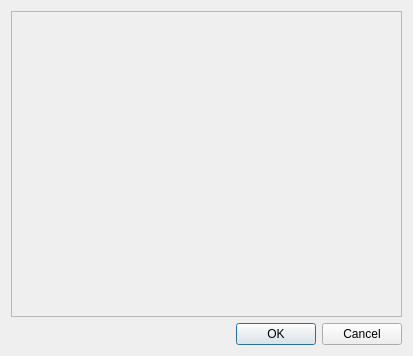
Before: the Qt Designer form src/languageSelector.ui in Fantazzj/MS-office-installer-Qt, drawn with Qt 5.
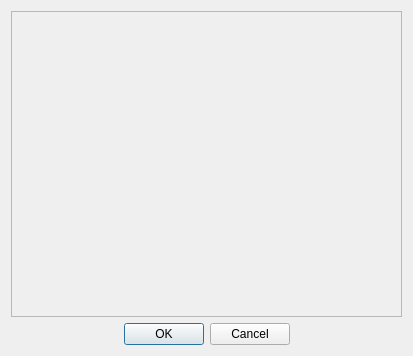
After: the same form once the commit is applied.

What changed in the file:
```diff
--- a/src/languageSelector.ui
+++ b/src/languageSelector.ui
@@ -45,6 +45,9 @@
      <property name="standardButtons">
       <set>QDialogButtonBox::Cancel|QDialogButtonBox::Ok</set>
      </property>
+     <property name="centerButtons">
+      <bool>true</bool>
+     </property>
     </widget>
    </item>
   </layout>
```
Left out of the diff: 15 changed lines with no effect on the pictures.
